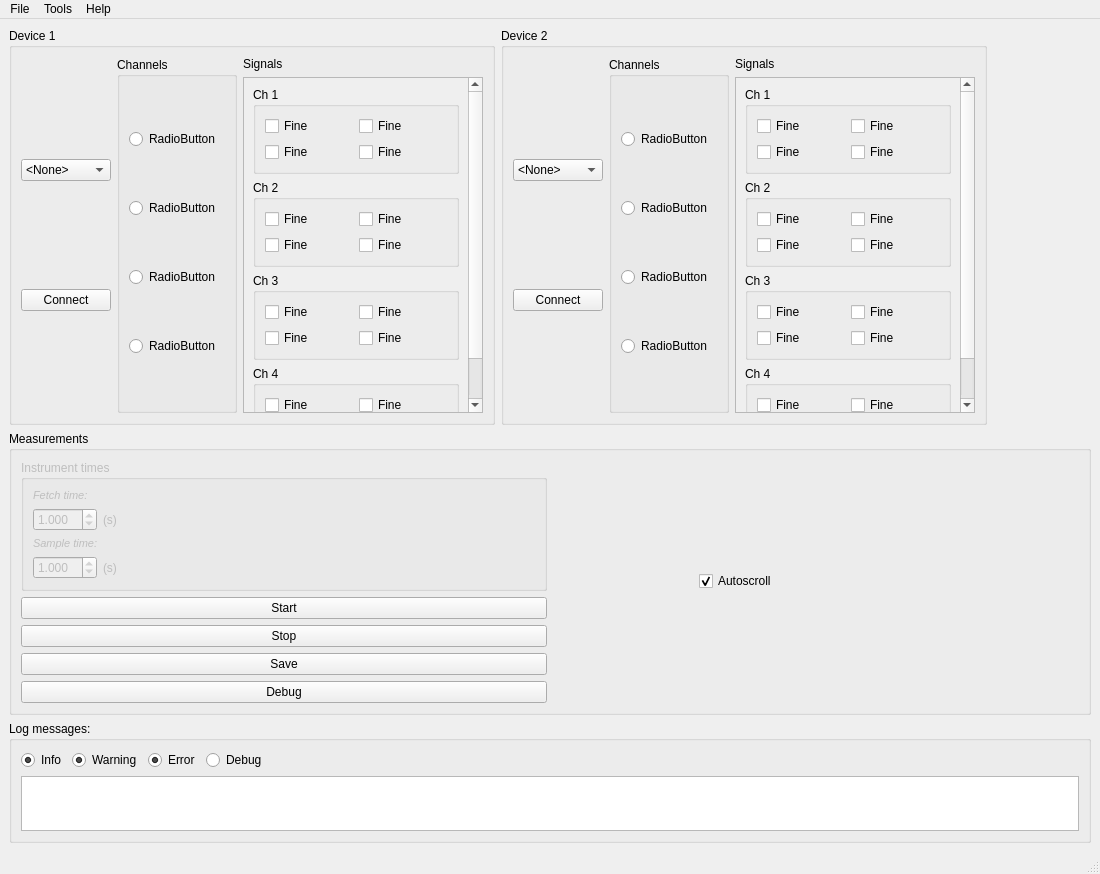
First picture: the form in frequency-meter/view/resources/interface.ui, repository robertofem/Freq-meter-APP, before the edit.
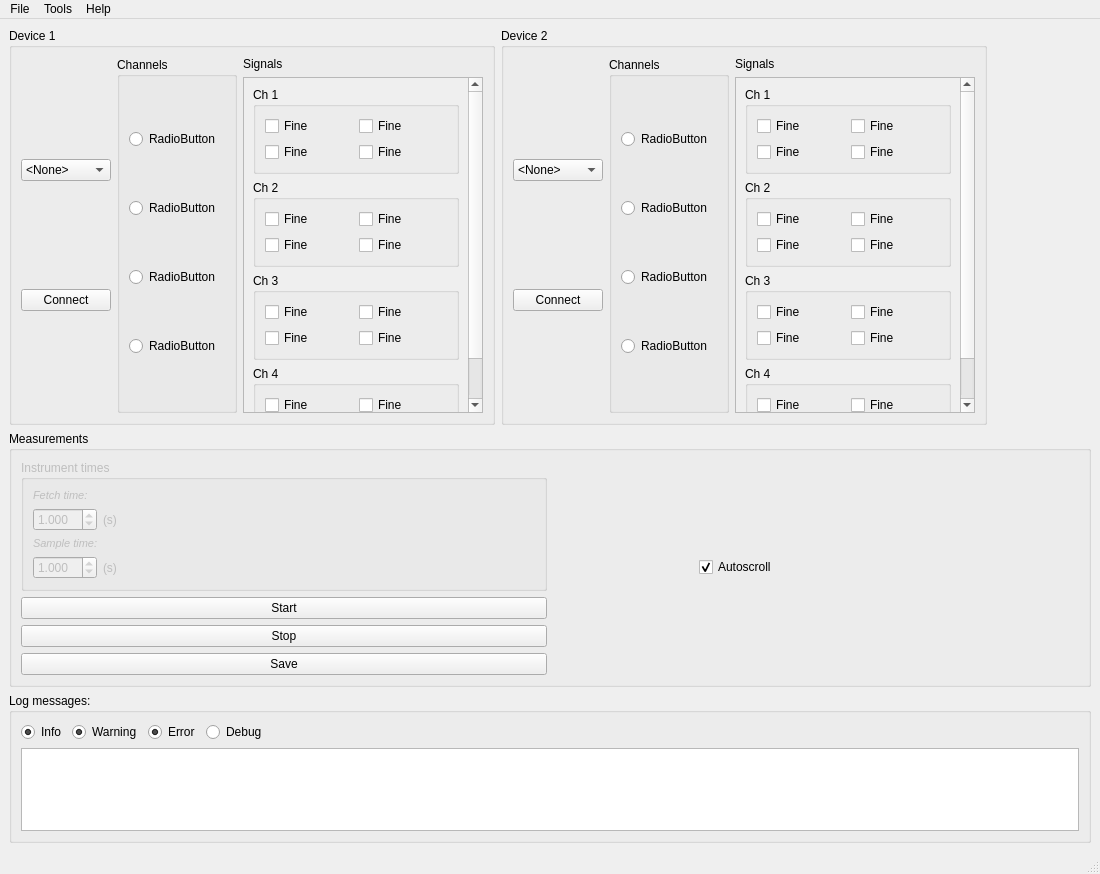
Second picture: the form after the edit.

Commit message: Remove debug button

Patch:
```diff
--- a/frequency-meter/view/resources/interface.ui
+++ b/frequency-meter/view/resources/interface.ui
@@ -348,13 +348,6 @@
              </property>
             </spacer>
            </item>
-           <item>
-            <widget class="QPushButton" name="DebugButton">
-             <property name="text">
-              <string>Debug</string>
-             </property>
-            </widget>
-           </item>
           </layout>
          </item>
          <item>
```
Left out of the diff: 15 changed lines with no effect on the pictures. The commit also changes 2 other files.
